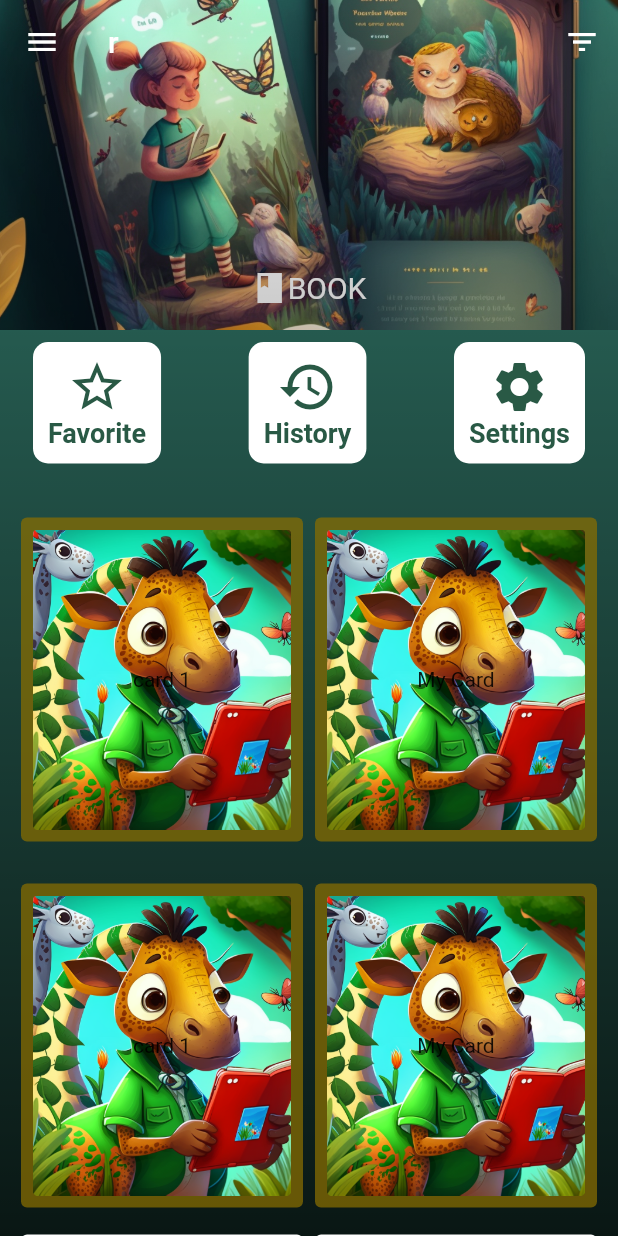
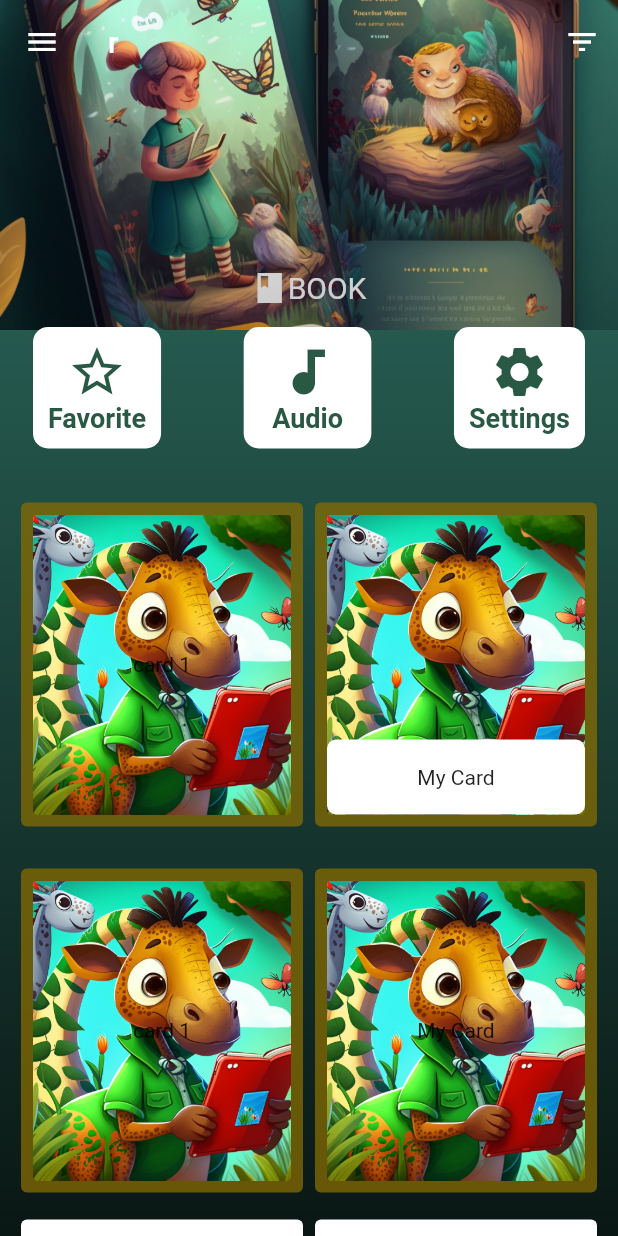
Before and after one commit to Avishkasj/storybook, a Flutter app: the dashboard screen opened directly, on a phone screen of 412 x 824 dp. Run offline on Flutter 3.47's test engine with Material 2 defaults, Android fonts, the phone set to English and light mode, and no system bars.

Commit message:
Update dashboard.dart

```diff
--- a/lib/dashboard.dart
+++ b/lib/dashboard.dart
@@ -138,9 +138,11 @@ class _dashboardState extends State<dashboard> {
                           Container(
                             child: Center(
                               child: Padding(
-                                padding: const EdgeInsets.fromLTRB(10, 20, 10, 0),
+                                padding:
+                                    const EdgeInsets.fromLTRB(10, 10, 10, 0),
                                 child: Row(
-                                  mainAxisAlignment: MainAxisAlignment.spaceBetween,
+                                  mainAxisAlignment:
+                                      MainAxisAlignment.spaceBetween,
                                   children: [
                                     Flexible(
                                       child: Padding(
@@ -149,7 +151,8 @@ class _dashboardState extends State<dashboard> {
                                           color: Colors.white,
                                           elevation: 0,
                                           shape: RoundedRectangleBorder(
-                                            borderRadius: BorderRadius.circular(10),
+                                            borderRadius:
+                                                BorderRadius.circular(10),
                                           ),
                                           child: Padding(
                                             padding: const EdgeInsets.all(10.0),
@@ -157,7 +160,8 @@ class _dashboardState extends State<dashboard> {
                                               children: [
                                                 Icon(
                                                   Icons.star_border_outlined,
-                                                  color: Color.fromRGBO(41, 89, 69, 1),
+                                                  color: Color.fromRGBO(
+                                                      41, 89, 69, 1),
                                                   size: 40.0,
                                                 ),
                                                 Text(
@@ -165,7 +169,8 @@ class _dashboardState extends State<dashboard> {
                                                   style: TextStyle(
                                                     fontSize: 18,
                                                     fontWeight: FontWeight.bold,
-                                                    color: Color.fromRGBO(41, 89, 69, 1),
+                                                    color: Color.fromRGBO(
+                                                        41, 89, 69, 1),
                                                   ),
                                                 ),
                                               ],
@@ -181,23 +186,26 @@ class _dashboardState extends State<dashboard> {
                                           color: Colors.white,
                                           elevation: 0,
                                           shape: RoundedRectangleBorder(
-                                            borderRadius: BorderRadius.circular(10),
+                                            borderRadius:
+                                                BorderRadius.circular(10),
                                           ),
                                           child: Padding(
                                             padding: const EdgeInsets.all(10.0),
                                             child: Column(
                                               children: [
                                                 Icon(
-                                                  Icons.history,
-                                                  color: Color.fromRGBO(41, 89, 69, 1),
+                                                  Icons.audiotrack,
+                                                  color: Color.fromRGBO(
+                                                      41, 89, 69, 1),
                                                   size: 40.0,
                                                 ),
                                                 Text(
-                                                  'History',
+                                                  '  Audio  ',
                                                   style: TextStyle(
                                                     fontSize: 18,
                                                     fontWeight: FontWeight.bold,
-                                                    color: Color.fromRGBO(41, 89, 69, 1),
+                                                    color: Color.fromRGBO(
+                                                        41, 89, 69, 1),
                                                   ),
                                                 ),
                                               ],
@@ -206,8 +214,6 @@ class _dashboardState extends State<dashboard> {
                                         ),
                                       ),
                                     ),
-
-
                                     Flexible(
                                       child: Padding(
                                         padding: const EdgeInsets.all(8.0),
@@ -215,7 +221,8 @@ class _dashboardState extends State<dashboard> {
                                           color: Colors.white,
                                           elevation: 0,
                                           shape: RoundedRectangleBorder(
-                                            borderRadius: BorderRadius.circular(10),
+                                            borderRadius:
+                                                BorderRadius.circular(10),
                                           ),
                                           child: Padding(
                                             padding: const EdgeInsets.all(10.0),
@@ -223,7 +230,8 @@ class _dashboardState extends State<dashboard> {
                                               children: [
                                                 Icon(
                                                   Icons.settings,
-                                                  color: Color.fromRGBO(41, 89, 69, 1),
+                                                  color: Color.fromRGBO(
+                                                      41, 89, 69, 1),
                                                   size: 40.0,
                                                 ),
                                                 Text(
@@ -231,7 +239,8 @@ class _dashboardState extends State<dashboard> {
                                                   style: TextStyle(
                                                     fontSize: 18,
                                                     fontWeight: FontWeight.bold,
-                                                    color: Color.fromRGBO(41, 89, 69, 1),
+                                                    color: Color.fromRGBO(
+                                                        41, 89, 69, 1),
                                                   ),
                                                 ),
                                               ],
@@ -323,7 +332,21 @@ class _dashboardState extends State<dashboard> {
                                                   ),
                                                 ),
                                                 child: Center(
-                                                  child: Text('My Card'),
+                                                  child: Padding(
+                                                    padding: const EdgeInsets.only(top: 150),
+                                                    child: Container(
+                                                      decoration: BoxDecoration(
+                                                        borderRadius: BorderRadius.circular(6),
+                                                        color: Colors.white,
+                                                      ),
+                                                        height: 50,
+                                                        alignment: Alignment
+                                                            .bottomCenter,
+
+                                                        child: Center(
+                                                            child:
+                                                                Text('My Card'))),
+                                                  ),
                                                 ),
                                               ),
                                             ),
@@ -338,7 +361,6 @@ class _dashboardState extends State<dashboard> {
                           )
                         ],
                       ),
-
 
                       Column(
                         children: [
```
Lines whose indentation alone changed are shown as unchanged.
